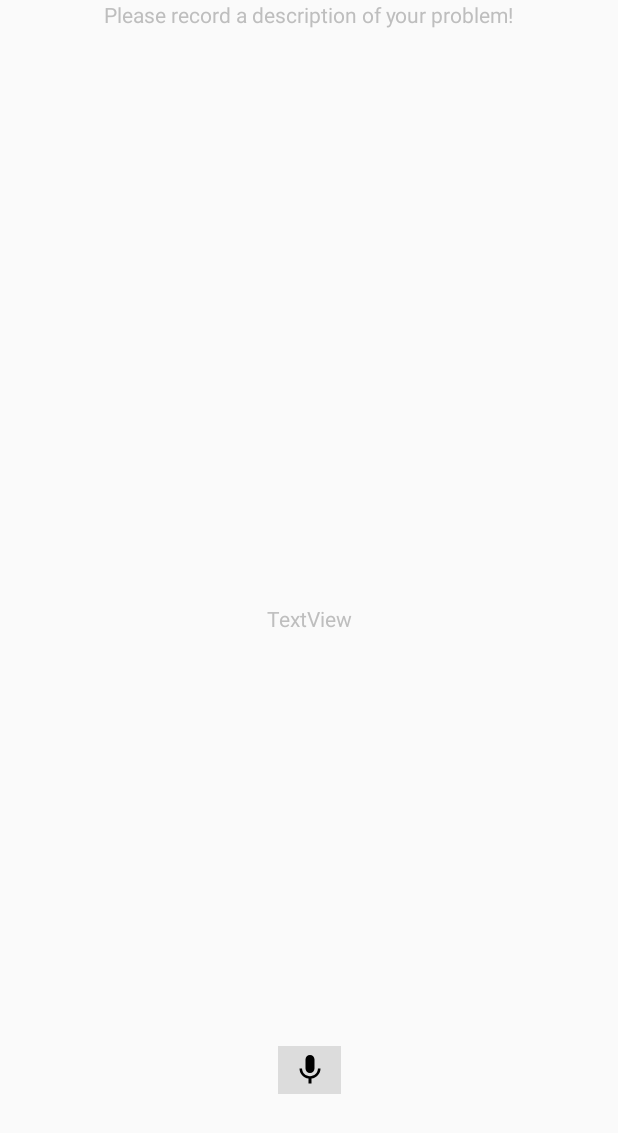
After one commit to adi2624/T-Mobile-Rescue-App, an Android app: the MainActivity screen opened directly, with no data from a screen before it, on a phone screen of 412 x 824 dp. The commit adds this screen. Shown: the top 1133 px of the screen. Run offline under Robolectric (Android 15) with nearby library versions, the phone set to English and light mode, and no system bars.

Commit message:
Voice recognition works!

```diff
--- a/app/build.gradle
+++ b/app/build.gradle
@@ -3,7 +3,7 @@ apply plugin: 'kotlin-android'
 apply plugin: 'kotlin-android-extensions'
 
 android {
-    compileSdkVersion rootProject.ext.compileSdkVersion
+    compileSdkVersion 27
     buildToolsVersion rootProject.ext.buildToolsVersion
     defaultConfig {
         applicationId "com.igalata.bubblepickerdemo"
@@ -25,9 +25,11 @@ android {
 
 dependencies {
     compile fileTree(include: ['*.jar'], dir: 'libs')
-    compile "com.android.support:appcompat-v7:$supportLibVersion"
+    compile "com.android.support:appcompat-v7:27.1.0"
+    compile 'com.android.support:design:27.1.1'
     compile "org.jetbrains.kotlin:kotlin-stdlib:$kotlin_version"
     compile project(':bubblepicker')
+    compile 'com.android.support.constraint:constraint-layout:1.1.3'
 }
 repositories {
     mavenCentral()
--- /dev/null
+++ b/app/src/main/java/com/igalata/bubblepickerdemo/MainActivity.java
@@ -0,0 +1,66 @@
+package com.igalata.bubblepickerdemo;
+import android.content.ActivityNotFoundException;
+import android.content.Intent;
+import android.speech.RecognizerIntent;
+import android.support.v7.app.AppCompatActivity;
+import android.os.Bundle;
+import android.view.View;
+import android.widget.ImageButton;
+import android.widget.TextView;
+
+import java.util.ArrayList;
+import java.util.Locale;
+
+public class MainActivity extends AppCompatActivity {
+
+    private static final int REQ_CODE_SPEECH_INPUT = 100;
+
+    @Override
+    protected void onCreate(Bundle savedInstanceState) {
+        super.onCreate(savedInstanceState);
+        setContentView(R.layout.activity_main);
+
+
+        TextView box = findViewById(R.id.textView);
+        String message = "Please record a description of your problem!";
+        box.setText(message);
+
+        ImageButton mic = findViewById(R.id.btnSpeak);
+        mic.setOnClickListener(new View.OnClickListener() {
+            @Override
+            public void onClick(View view) {
+                listen();
+            }
+        });
+    }
+
+    private void listen() {
+
+        Intent intent = new Intent(RecognizerIntent.ACTION_RECOGNIZE_SPEECH);
+        intent.putExtra(RecognizerIntent.EXTRA_LANGUAGE_MODEL, RecognizerIntent.LANGUAGE_MODEL_FREE_FORM);
+        intent.putExtra(RecognizerIntent.EXTRA_LANGUAGE, Locale.getDefault());
+        intent.putExtra(RecognizerIntent.EXTRA_PROMPT, "Please state your problem.");
+        try {
+            startActivityForResult(intent, REQ_CODE_SPEECH_INPUT);
+        } catch (ActivityNotFoundException a) {
+
+        }
+    }
+
+    @Override
+    protected void onActivityResult(int requestCode, int resultCode, Intent data) {
+        super.onActivityResult(requestCode, resultCode, data);
+        TextView results = findViewById(R.id.Results);
+        switch (requestCode) {
+            case REQ_CODE_SPEECH_INPUT: {
+                if (resultCode == RESULT_OK && null != data) {
+                    ArrayList<String> result = data.getStringArrayListExtra(RecognizerIntent.EXTRA_RESULTS);
+                    results.setText(result.get(0));
+                }
+                break;
+            }
+
+        }
+
+    }
+}
--- /dev/null
+++ b/app/src/main/res/drawable/ic_baseline_mic_24px.xml
@@ -0,0 +1,9 @@
+<vector xmlns:android="http://schemas.android.com/apk/res/android"
+    android:width="24dp"
+    android:height="24dp"
+    android:viewportWidth="24"
+    android:viewportHeight="24">
+  <path
+      android:fillColor="#FF000000"
+      android:pathData="M12,14c1.66,0 2.99,-1.34 2.99,-3L15,5c0,-1.66 -1.34,-3 -3,-3S9,3.34 9,5v6c0,1.66 1.34,3 3,3zM17.3,11c0,3 -2.54,5.1 -5.3,5.1S6.7,14 6.7,11L5,11c0,3.41 2.72,6.23 6,6.72L11,21h2v-3.28c3.28,-0.48 6,-3.3 6,-6.72h-1.7z"/>
+</vector>
--- a/app/src/main/res/layout/activity_demo.xml
+++ b/app/src/main/res/layout/activity_demo.xml
@@ -44,7 +44,7 @@
     <com.igalata.bubblepicker.rendering.BubblePicker
         android:id="@+id/picker"
         android:layout_width="match_parent"
-        android:layout_height="match_parent"
+        android:layout_height="379dp"
         app:backgroundColor="@android:color/white" />
 
 </LinearLayout>
--- /dev/null
+++ b/app/src/main/res/layout/activity_main.xml
@@ -0,0 +1,51 @@
+<?xml version="1.0" encoding="utf-8"?>
+<android.support.constraint.ConstraintLayout xmlns:android="http://schemas.android.com/apk/res/android"
+    xmlns:app="http://schemas.android.com/apk/res-auto"
+    android:theme="@android:style/Theme.NoTitleBar.Fullscreen"
+    xmlns:tools="http://schemas.android.com/tools"
+    android:layout_width="match_parent"
+    android:layout_height="match_parent"
+    tools:context=".MainActivity">
+
+    <ImageButton
+        android:id="@+id/btnSpeak"
+        android:layout_width="50dp"
+        android:layout_height="wrap_content"
+        android:layout_marginStart="8dp"
+        android:layout_marginTop="8dp"
+        android:layout_marginEnd="8dp"
+        android:layout_marginBottom="8dp"
+        app:layout_constraintBottom_toBottomOf="parent"
+        app:layout_constraintEnd_toEndOf="parent"
+        app:layout_constraintStart_toStartOf="parent"
+        app:layout_constraintTop_toTopOf="parent"
+        app:layout_constraintVertical_bias="0.894"
+        app:srcCompat="@drawable/ic_baseline_mic_24px" />
+
+    <TextView
+        android:id="@+id/textView"
+        android:layout_width="wrap_content"
+        android:layout_height="wrap_content"
+        android:layout_marginStart="8dp"
+        android:layout_marginEnd="8dp"
+        android:layout_marginBottom="8dp"
+        android:text="TextView"
+        app:layout_constraintBottom_toTopOf="@+id/imageButton"
+        app:layout_constraintEnd_toEndOf="parent"
+        app:layout_constraintStart_toStartOf="parent" />
+
+    <TextView
+        android:id="@+id/Results"
+        android:layout_width="wrap_content"
+        android:layout_height="wrap_content"
+        android:layout_marginStart="8dp"
+        android:layout_marginTop="8dp"
+        android:layout_marginEnd="8dp"
+        android:layout_marginBottom="8dp"
+        android:text="TextView"
+        app:layout_constraintBottom_toBottomOf="parent"
+        app:layout_constraintEnd_toEndOf="parent"
+        app:layout_constraintStart_toStartOf="parent"
+        app:layout_constraintTop_toTopOf="parent" />
+
+</android.support.constraint.ConstraintLayout>
--- a/app/src/main/res/values/arrays.xml
+++ b/app/src/main/res/values/arrays.xml
@@ -3,7 +3,7 @@
 
     <string-array name="countries">
         <item>Billing</item>
-        <item>Troubleshoot</item>
+        <item>Trouble Shoot</item>
         <item>Plan Change</item>
         <item>Buy new phone</item>
         <item>Phone Crash</item>
--- a/app/src/main/res/values/styles.xml
+++ b/app/src/main/res/values/styles.xml
@@ -1,12 +1,19 @@
 <resources>
 
     <!-- Base application theme. -->
-    <style name="AppTheme" parent="Theme.AppCompat.Light.NoActionBar">
+    <style name="AppTheme" parent="Theme.AppCompat">
         <!-- Customize your theme here. -->
         <item name="colorPrimary">@color/colorPrimary</item>
         <item name="colorPrimaryDark">@color/colorPrimaryDark</item>
         <item name="colorAccent">@color/colorAccent</item>
         <item name="android:statusBarColor">@android:color/white</item>
     </style>
+    <style name="AppFullScreenTheme" parent="Theme.AppCompat.Light.NoActionBar">
+        <item name="android:windowNoTitle">true</item>
+        <item name="android:windowActionBar">false</item>
+        <item name="android:windowFullscreen">true</item>
+        <item name="android:windowContentOverlay">@null</item>
+    </style>
+
 
 </resources>
--- a/bubblepicker/build.gradle
+++ b/bubblepicker/build.gradle
@@ -3,7 +3,6 @@ apply plugin: 'kotlin-android'
 
 android {
     compileSdkVersion rootProject.ext.compileSdkVersion
-    buildToolsVersion rootProject.ext.buildToolsVersion
 
     defaultConfig {
         minSdkVersion rootProject.ext.minSdkVersion
@@ -21,6 +20,7 @@ android {
     sourceSets {
         main.java.srcDirs += 'src/main/kotlin'
     }
+    buildToolsVersion '28.0.3'
 }
 
 dependencies {
--- a/build.gradle
+++ b/build.gradle
@@ -4,6 +4,7 @@ buildscript {
     ext.kotlin_version = '1.1.0'
     repositories {
         jcenter()
+        google()
     }
     dependencies {
         classpath 'com.android.tools.build:gradle:2.3.0'
@@ -17,13 +18,14 @@ buildscript {
 allprojects {
     repositories {
         jcenter()
+        google()
     }
 }
 
 ext {
     compileSdkVersion = 25
     buildToolsVersion = '25.0.2'
-    minSdkVersion = 16
+    minSdkVersion = 21
     targetSdkVersion = compileSdkVersion
 
     supportLibVersion = '25.3.0'
```
Also changed, not shown: app/src/main/AndroidManifest.xml (+5 -3 lines), app/src/main/java/com/igalata/bubblepickerdemo/DemoActivity.kt (+16 -2 lines), app/src/main/res/drawable-xxhdpi/ic_microphone_2.png (added), gradle/wrapper/gradle-wrapper.properties.
